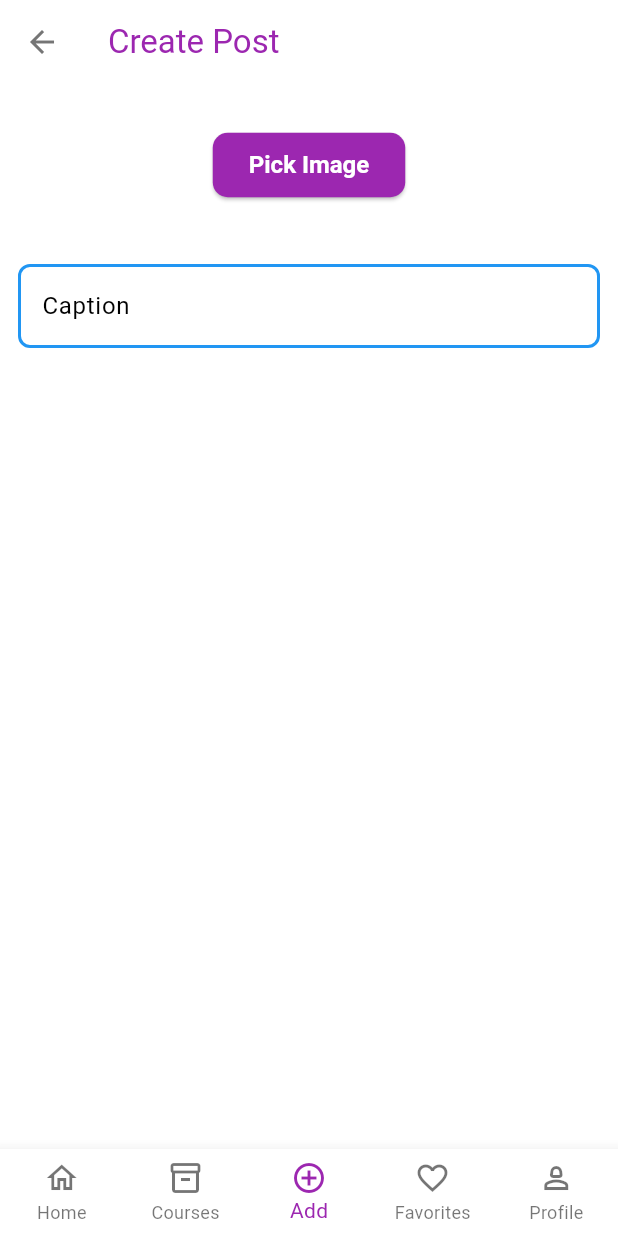
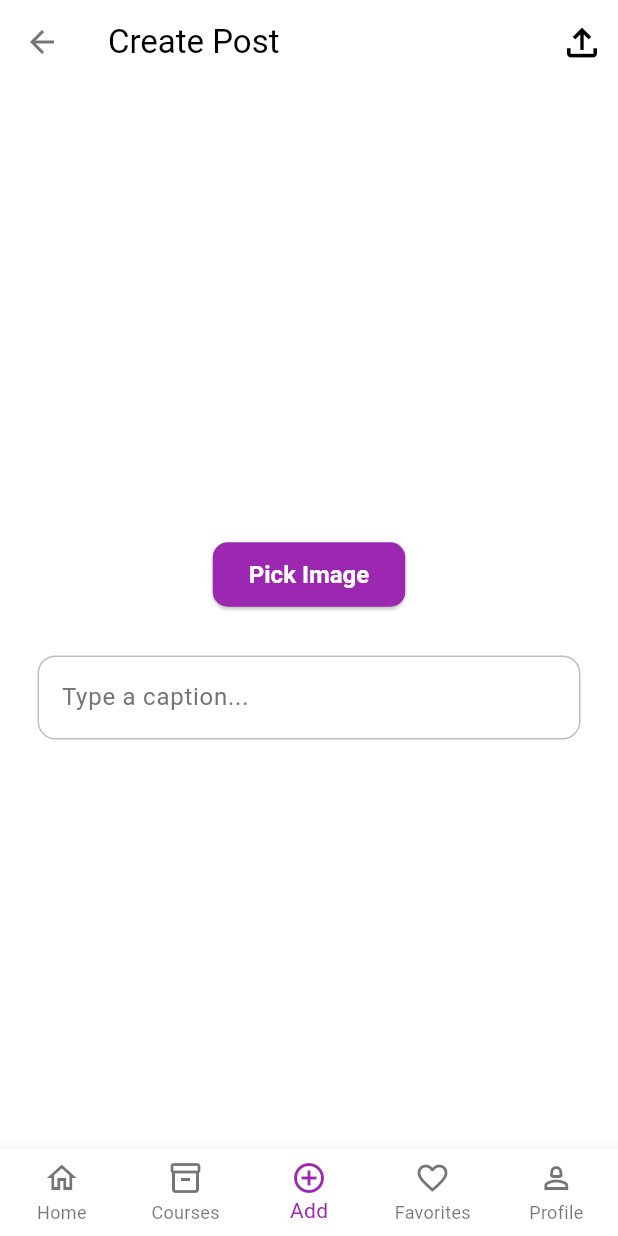
Before and after one commit to sarv1n0zrr/mentor-hub, a Flutter app: the BasePage screen opened directly, item 3 of the bottom bar chosen, on a phone screen of 412 x 824 dp. Run offline on Flutter 3.47's test engine with Material 3 defaults, Android fonts, the phone set to English and light mode, and no system bars; our stand-ins replace cached_network_image, cloud_firestore, file_picker, firebase_auth, firebase_core, firebase_storage and 1 more; accounts and stored records are empty; network calls fail.

Commit message:
design improve

```diff
--- a/lib/app.dart
+++ b/lib/app.dart
@@ -8,7 +8,6 @@ import 'package:mentor_hub/features/post/presentation/cubits/post_cubit.dart';
 import 'package:mentor_hub/features/storage/data/firebase_storage_repo.dart';
 import 'core/theme/light_mode.dart';
 import 'features/auth/presentation/pages/auth_page.dart';
-import 'features/home/presentation/pages/home_page.dart';
 import 'features/common/presentation/pages/base_page.dart';
 
 class MyApp extends StatelessWidget {
--- a/lib/features/auth/presentation/components/my_button.dart
+++ b/lib/features/auth/presentation/components/my_button.dart
@@ -20,7 +20,7 @@ class MyButton extends StatelessWidget {
           vertical: 12,
         ),
         decoration: BoxDecoration(
-          color: Colors.blue,
+          color: Colors.purple,
           borderRadius: BorderRadius.circular(12),
         ),
         child: Center(
--- a/lib/features/common/presentation/pages/base_page.dart
+++ b/lib/features/common/presentation/pages/base_page.dart
@@ -1,4 +1,5 @@
 import 'package:flutter/material.dart';
+import 'package:mentor_hub/features/favorites/presentation/favorites_page.dart';
 import 'package:mentor_hub/features/home/presentation/pages/home_page.dart';
 import 'package:mentor_hub/features/mentors/presentation/pages/mentors_page.dart';
 import 'package:mentor_hub/features/post/presentation/pages/upload_post_page.dart';
@@ -24,10 +25,10 @@ class _BasePageState extends State<BasePage> {
   }
 
   final List<Widget> _pages = [
-    HomePage(),
+    const HomePage(),
     MentorsPage(searchController: SearchController()),
-    UploadPostPage(),
-    const Center(child: Text('Favorites')), // Заглушка для страницы избранного
+    const UploadPostPage(),
+    FavoritesPage(),
     ProfilePage(),
   ];
 
--- a/lib/features/mentors/presentation/pages/mentors_page.dart
+++ b/lib/features/mentors/presentation/pages/mentors_page.dart
@@ -18,8 +18,7 @@ class _MentorsPageState extends State<MentorsPage> {
     switch (_selected) {
       case "Courses":
         return SingleChildScrollView(
-          child: Container(
-              child: Column(
+          child: Column(
             children: [
               SizedBox(
                 width: double.infinity,
@@ -432,7 +431,7 @@ class _MentorsPageState extends State<MentorsPage> {
                 ),
               ),
             ],
-          )),
+          ),
         );
       case "Mentors":
         return SingleChildScrollView(
--- a/lib/features/post/presentation/pages/upload_post_page.dart
+++ b/lib/features/post/presentation/pages/upload_post_page.dart
@@ -4,6 +4,7 @@ import 'package:file_picker/file_picker.dart';
 import 'package:flutter/foundation.dart';
 import 'package:flutter/material.dart';
 import 'package:flutter_bloc/flutter_bloc.dart';
+import 'package:mentor_hub/features/auth/presentation/components/my_textfield.dart';
 import 'package:mentor_hub/features/auth/presentation/cubits/auth_cubit.dart';
 import 'package:mentor_hub/features/post/domain/entitles/post.dart';
 import 'package:mentor_hub/features/post/presentation/cubits/post_cubit.dart';
@@ -132,27 +133,31 @@ class _UploadPostPageState extends State<UploadPostPage> {
         backgroundColor: Colors.white,
         title: const Text(
           'Create Post',
-          style: TextStyle(color: Colors.purple),
+          style: TextStyle(color: Colors.black),
         ),
         foregroundColor: Theme.of(context).colorScheme.primary,
         actions: [
           IconButton(
               onPressed: uploadPost,
               icon: const Icon(
-                Icons.upload,
-                color: Colors.white,
+                Icons.file_upload_outlined,
+                color: Colors.black,
                 size: 30,
               ))
         ],
       ),
-      body: Center(
+      body: Padding(
+        padding: const EdgeInsets.all(25),
+        child: Center(
           child: Column(
+            mainAxisAlignment: MainAxisAlignment.center,
             children: [
               if (kIsWeb && webImages.isNotEmpty)
                 SizedBox(
                   height: 300, // Limit the height
                   child: GridView.builder(
-                  gridDelegate: const SliverGridDelegateWithFixedCrossAxisCount(
+                    gridDelegate:
+                        const SliverGridDelegateWithFixedCrossAxisCount(
                       crossAxisCount: 2, // Two images per row
                       crossAxisSpacing: 8,
                       mainAxisSpacing: 8,
@@ -171,7 +176,8 @@ class _UploadPostPageState extends State<UploadPostPage> {
                 SizedBox(
                   height: 300,
                   child: GridView.builder(
-                  gridDelegate: const SliverGridDelegateWithFixedCrossAxisCount(
+                    gridDelegate:
+                        const SliverGridDelegateWithFixedCrossAxisCount(
                       crossAxisCount: 2, // Two images per row
                       crossAxisSpacing: 8,
                       mainAxisSpacing: 8,
@@ -197,8 +203,8 @@ class _UploadPostPageState extends State<UploadPostPage> {
                   foregroundColor: Colors.white,
                   padding:
                       const EdgeInsets.symmetric(horizontal: 24, vertical: 12),
-                textStyle:
-                    const TextStyle(fontSize: 16, fontWeight: FontWeight.bold),
+                  textStyle: const TextStyle(
+                      fontSize: 16, fontWeight: FontWeight.bold),
                   shape: RoundedRectangleBorder(
                     borderRadius: BorderRadius.circular(10),
                   ),
@@ -209,31 +215,36 @@ class _UploadPostPageState extends State<UploadPostPage> {
                 height: 30,
               ),
               // caption text box
-            Padding(
-                padding: const EdgeInsets.all(12.0),
-                child: TextField(
+              // Padding(
+              //     padding: const EdgeInsets.all(12.0),
+              //     child: TextField(
+              //       controller: textController,
+              //       obscureText: false,
+              //       decoration: InputDecoration(
+              //         hintText: 'Caption',
+              //         border: OutlineInputBorder(
+              //           borderRadius: BorderRadius.circular(8),
+              //           borderSide:
+              //               const BorderSide(color: Colors.blue, width: 2),
+              //         ),
+              //         enabledBorder: OutlineInputBorder(
+              //           borderRadius: BorderRadius.circular(8),
+              //           borderSide:
+              //               const BorderSide(color: Colors.blue, width: 2),
+              //         ),
+              //         focusedBorder: OutlineInputBorder(
+              //           borderRadius: BorderRadius.circular(8),
+              //           borderSide:
+              //               const BorderSide(color: Colors.blue, width: 3),
+              //         ),
+              //       ),
+              //     ))
+              MyTextfield(
                   controller: textController,
-                  obscureText: false,
-                  decoration: InputDecoration(
-                    hintText: 'Caption',
-                    border: OutlineInputBorder(
-                      borderRadius: BorderRadius.circular(8),
-                      borderSide:
-                          const BorderSide(color: Colors.blue, width: 2),
+                  hintText: 'Type a caption...',
+                  obscureText: false),
+            ],
           ),
-                    enabledBorder: OutlineInputBorder(
-                      borderRadius: BorderRadius.circular(8),
-                      borderSide:
-                          const BorderSide(color: Colors.blue, width: 2),
-                    ),
-                    focusedBorder: OutlineInputBorder(
-                      borderRadius: BorderRadius.circular(8),
-                      borderSide:
-                          const BorderSide(color: Colors.blue, width: 3),
-                    ),
-                  ),
-                ))
-          ],
         ),
       ),
     );
--- a/lib/features/profile/presentation/components/profile_menu_option.dart
+++ b/lib/features/profile/presentation/components/profile_menu_option.dart
@@ -34,7 +34,7 @@ class ProfileMenuOption extends StatelessWidget {
             backgroundColor: Colors.white70,
             child: Icon(
               icon,
-              color: Colors.blue,
+              color: Colors.purple,
             ),
           ),
           title: Text(
```
Also changed, not shown: lib/features/auth/presentation/pages/login_page.dart (+11 -10 lines), lib/features/auth/presentation/pages/register_page.dart (+9 -8 lines), lib/features/auth/presentation/pages/user_info_page.dart (+5 -6 lines), lib/features/favorites/presentation/favorites_page.dart (added, +15 -0 lines), lib/features/profile/presentation/pages/profile_page.dart (+5 -11 lines), assets/images/logo.jpg, assets/images/upload_image.png (added), pubspec.lock. Lines whose indentation alone changed are shown as unchanged.
